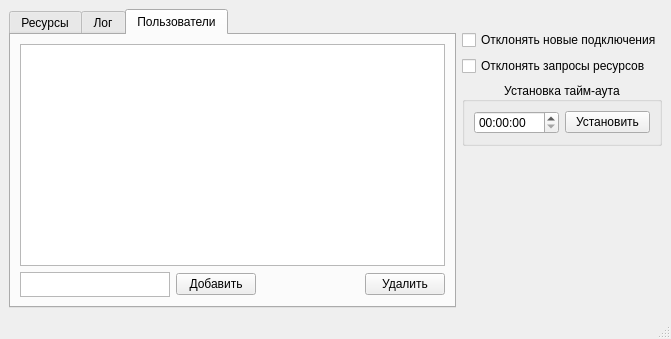
Qt form mainwindow.ui (touch-my-tralala/test_server) before a commit.
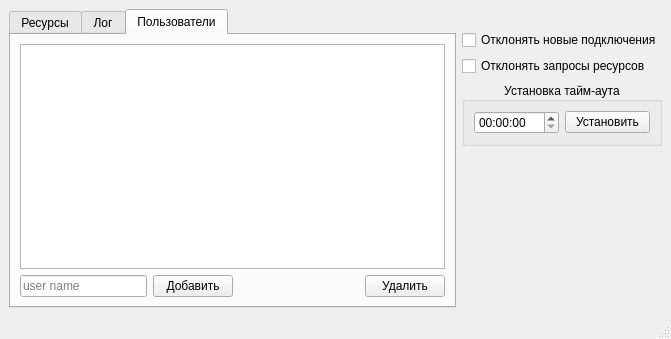
The same form after that commit.

The edit to the form file:
```diff
--- a/mainwindow.ui
+++ b/mainwindow.ui
@@ -155,18 +155,18 @@
             <item>
              <layout class="QHBoxLayout" name="horizontalLayout_6">
               <item>
-               <widget class="QTextEdit" name="addUsrText">
-                <property name="sizePolicy">
-                 <sizepolicy hsizetype="Expanding" vsizetype="Expanding">
-                  <horstretch>0</horstretch>
-                  <verstretch>0</verstretch>
-                 </sizepolicy>
+               <widget class="QLineEdit" name="userNameLineEdit">
+                <property name="inputMask">
+                 <string>Aaaaaaaaaaaaaaaaaaaaaaaaaaaaaaaaaaaaaaaa</string>
                 </property>
-                <property name="maximumSize">
-                 <size>
-                  <width>150</width>
-                  <height>25</height>
-                 </size>
+                <property name="maxLength">
+                 <number>40</number>
+                </property>
+                <property name="placeholderText">
+                 <string>user name</string>
+                </property>
+                <property name="cursorMoveStyle">
+                 <enum>Qt::VisualMoveStyle</enum>
                 </property>
                </widget>
               </item>
```
